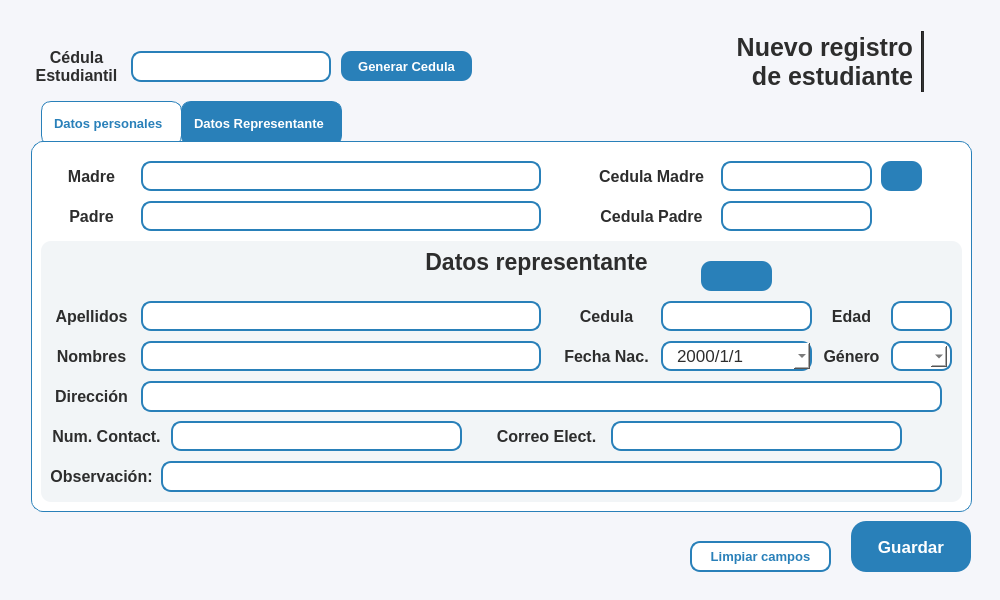
Old version of the form resources/ui/registro_estu.ui in the repository Proyecto-Uptjaa/Proyecto_SIRA.
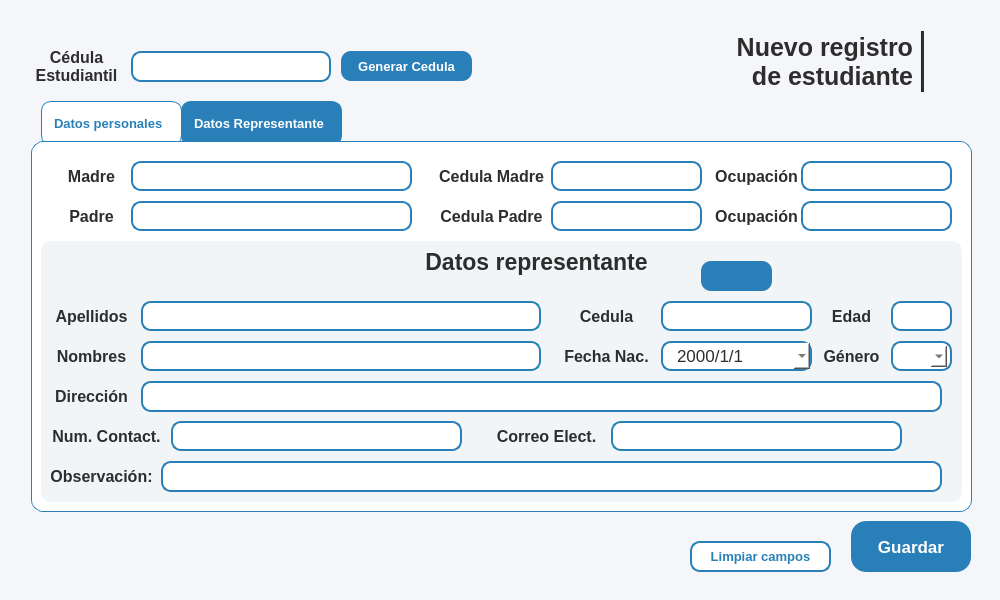
New version of the form. Icons and pictures are not drawn.

Commit message: Agregado campo de 'ocupacion' en interfaz

Patch:
```diff
--- a/resources/ui/registro_estu.ui
+++ b/resources/ui/registro_estu.ui
@@ -2874,15 +2874,15 @@
           <widget class="QLineEdit" name="lneMadre_reg_estu">
            <property name="geometry">
             <rect>
-             <x>100</x>
+             <x>90</x>
              <y>10</y>
-             <width>400</width>
+             <width>281</width>
              <height>30</height>
             </rect>
            </property>
            <property name="minimumSize">
             <size>
-             <width>400</width>
+             <width>150</width>
              <height>30</height>
             </size>
            </property>
@@ -2921,7 +2921,7 @@
           <widget class="QLineEdit" name="lneCI_madre_reg_estu">
            <property name="geometry">
             <rect>
-             <x>680</x>
+             <x>510</x>
              <y>10</y>
              <width>151</width>
              <height>30</height>
@@ -2971,7 +2971,7 @@
           <widget class="QLineEdit" name="lneCI_padre_reg_estu">
            <property name="geometry">
             <rect>
-             <x>680</x>
+             <x>510</x>
              <y>50</y>
              <width>151</width>
              <height>30</height>
@@ -3018,7 +3018,7 @@
           <widget class="QLabel" name="lblStudent_fechaNac_repre_3">
            <property name="geometry">
             <rect>
-             <x>550</x>
+             <x>390</x>
              <y>50</y>
              <width>121</width>
              <height>30</height>
@@ -3056,7 +3056,7 @@
           <widget class="QLabel" name="lblStudent_fechaNac_repre_2">
            <property name="geometry">
             <rect>
-             <x>550</x>
+             <x>390</x>
              <y>10</y>
              <width>121</width>
              <height>30</height>
@@ -3094,15 +3094,15 @@
           <widget class="QLineEdit" name="lnePadre_reg_estu">
            <property name="geometry">
             <rect>
-             <x>100</x>
+             <x>90</x>
              <y>50</y>
-             <width>400</width>
+             <width>281</width>
              <height>30</height>
             </rect>
            </property>
            <property name="minimumSize">
             <size>
-             <width>400</width>
+             <width>150</width>
              <height>30</height>
             </size>
            </property>
@@ -3176,56 +3176,79 @@
             <set>Qt::AlignmentFlag::AlignCenter</set>
            </property>
           </widget>
-          <widget class="QPushButton" name="btnConsulta_ci_madre">
+          <widget class="QLabel" name="lblStudent_fechaNac_repre_5">
            <property name="geometry">
             <rect>
-             <x>840</x>
-             <y>10</y>
-             <width>41</width>
+             <x>670</x>
+             <y>50</y>
+             <width>91</width>
              <height>30</height>
             </rect>
            </property>
-           <property name="sizePolicy">
-            <sizepolicy hsizetype="Minimum" vsizetype="Fixed">
-             <horstretch>0</horstretch>
-             <verstretch>0</verstretch>
-            </sizepolicy>
-           </property>
            <property name="minimumSize">
             <size>
-             <width>30</width>
+             <width>0</width>
              <height>30</height>
             </size>
            </property>
            <property name="maximumSize">
             <size>
-             <width>120</width>
-             <height>60</height>
+             <width>16777215</width>
+             <height>30</height>
             </size>
            </property>
            <property name="font">
             <font>
              <family>Segoe UI</family>
-             <pointsize>13</pointsize>
+             <pointsize>12</pointsize>
              <bold>true</bold>
             </font>
            </property>
-           <property name="cursor">
-            <cursorShape>PointingHandCursor</cursorShape>
+           <property name="styleSheet">
+            <string notr="true">background-color: transparent;</string>
            </property>
-           <property name="layoutDirection">
-            <enum>Qt::LayoutDirection::LeftToRight</enum>
+           <property name="text">
+            <string>Ocupación</string>
            </property>
+           <property name="alignment">
+            <set>Qt::AlignmentFlag::AlignCenter</set>
+           </property>
+          </widget>
+          <widget class="QLineEdit" name="lneOcup_padre_reg_estu">
+           <property name="geometry">
+            <rect>
+             <x>760</x>
+             <y>50</y>
+             <width>151</width>
+             <height>30</height>
+            </rect>
+           </property>
+           <property name="minimumSize">
+            <size>
+             <width>100</width>
+             <height>30</height>
+            </size>
+           </property>
+           <property name="maximumSize">
+            <size>
+             <width>300</width>
+             <height>30</height>
+            </size>
+           </property>
+           <property name="font">
+            <font>
+             <family>Segoe UI</family>
+            </font>
+           </property>
+           <property name="focusPolicy">
+            <enum>Qt::FocusPolicy::ClickFocus</enum>
+           </property>
            <property name="styleSheet">
-            <string notr="true">QPushButton {
-	background-color: #2980b9;
-    color: #FFFFFF;
-    border: none;
-    padding: 8px 10px;
+            <string notr="true">QLineEdit {
+    border: 2px solid #2980b9;
     border-radius: 10px;
-}
-QPushButton:hover {
-	background-color: #0D47A1
+    padding: 3px 8px;
+    background-color: white;
 }</string>
            </property>
            <property name="text">
@@ -3235,11 +3258,99 @@
             <iconset resource="../icons/resources_ui.qrc">
              <normaloff>:/icons/buscar_white.png</normaloff>:/icons/buscar_white.png</iconset>
            </property>
-           <property name="iconSize">
+           <property name="alignment">
+            <set>Qt::AlignmentFlag::AlignLeading|Qt::AlignmentFlag::AlignLeft|Qt::AlignmentFlag::AlignVCenter</set>
+           </property>
+           <property name="placeholderText">
+            <string/>
+           </property>
+          </widget>
+          <widget class="QLineEdit" name="lneOcup_madre_reg_estu">
+           <property name="geometry">
+            <rect>
+             <x>760</x>
+             <y>10</y>
+             <width>151</width>
+             <height>30</height>
+            </rect>
+           </property>
+           <property name="minimumSize">
             <size>
-             <width>20</width>
-             <height>20</height>
+             <width>100</width>
+             <height>30</height>
             </size>
+           </property>
+           <property name="maximumSize">
+            <size>
+             <width>300</width>
+             <height>30</height>
+            </size>
+           </property>
+           <property name="font">
+            <font>
+             <family>Segoe UI</family>
+            </font>
+           </property>
+           <property name="focusPolicy">
+            <enum>Qt::FocusPolicy::ClickFocus</enum>
+           </property>
+           <property name="styleSheet">
+            <string notr="true">QLineEdit {
+    border: 2px solid #2980b9;
+    border-radius: 10px;
+    padding: 3px 8px;
+    background-color: white;
+}</string>
+           </property>
+           <property name="text">
+            <string/>
+           </property>
+           <property name="maxLength">
+            <number>10</number>
+           </property>
+           <property name="alignment">
+            <set>Qt::AlignmentFlag::AlignLeading|Qt::AlignmentFlag::AlignLeft|Qt::AlignmentFlag::AlignVCenter</set>
+           </property>
+           <property name="placeholderText">
+            <string/>
+           </property>
+          </widget>
+          <widget class="QLabel" name="lblStudent_fechaNac_repre_6">
+           <property name="geometry">
+            <rect>
+             <x>670</x>
+             <y>10</y>
+             <width>91</width>
+             <height>30</height>
+            </rect>
+           </property>
+           <property name="minimumSize">
+            <size>
+             <width>0</width>
+             <height>30</height>
+            </size>
+           </property>
+           <property name="maximumSize">
+            <size>
+             <width>16777215</width>
+             <height>30</height>
+            </size>
+           </property>
+           <property name="font">
+            <font>
+             <family>Segoe UI</family>
+             <pointsize>12</pointsize>
+             <bold>true</bold>
+            </font>
+           </property>
+           <property name="styleSheet">
+            <string notr="true">background-color: transparent;</string>
+           </property>
+           <property name="text">
+            <string>Ocupación</string>
+           </property>
+           <property name="alignment">
+            <set>Qt::AlignmentFlag::AlignCenter</set>
            </property>
           </widget>
          </widget>
```
Left out of the diff: 5 changed lines with no effect on the pictures. The commit also changes 1 other file.
